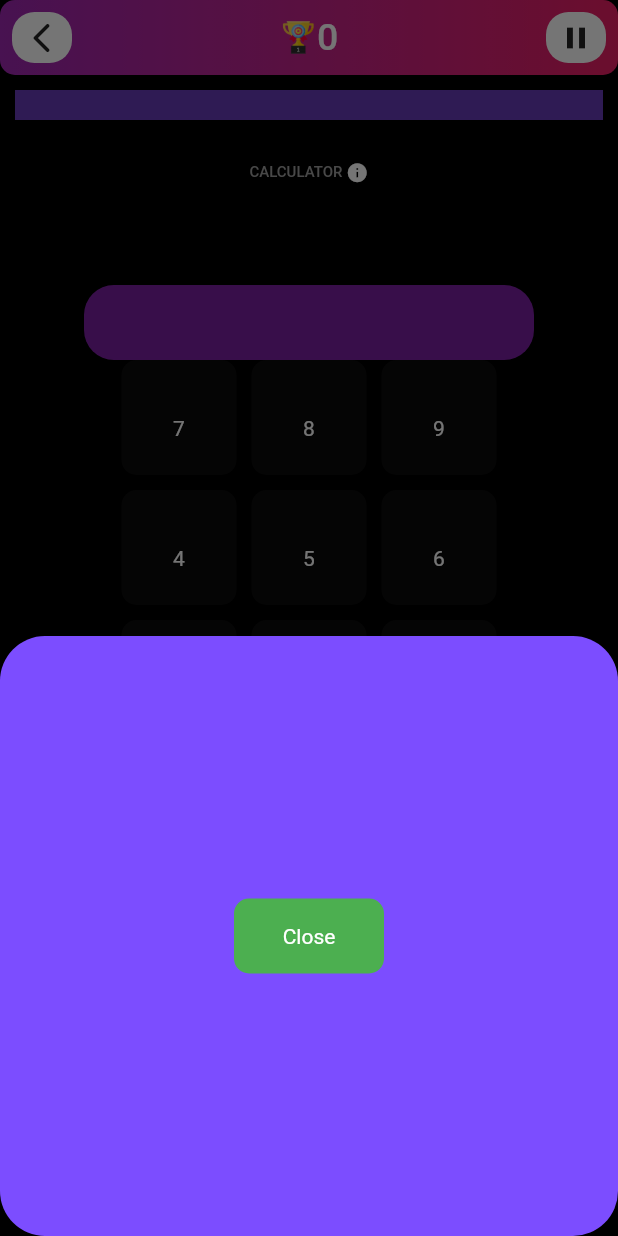
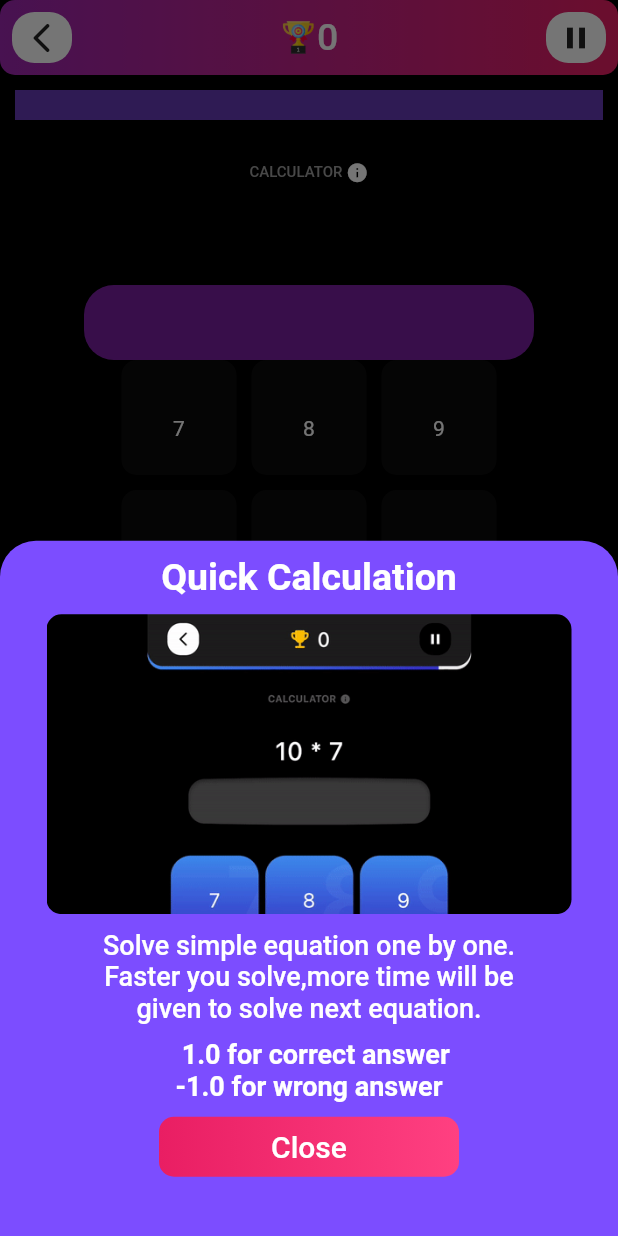
Before and after one commit to imransaglam/mathgameimran, a Flutter app: the CalculatorScreen screen opened directly, after a tap on the "info" icon, on a phone screen of 412 x 824 dp. Run offline on Flutter 3.47's test engine with Material 2 defaults, Android fonts, the phone set to English and light mode, and no system bars; drawn by our look-alikes of percent_indicator.

Commit message:
third commit

```diff
--- a/lib/widgets/calculator_gameover.dart
+++ b/lib/widgets/calculator_gameover.dart
@@ -18,34 +18,65 @@ class _CalculatorGameOverState extends State<CalculatorGameOver> {
       child: Align(
         alignment: Alignment.center,
         child: Container(
-          //alignment: Alignment.center,
-          width: 200,
-          height: 100,
+          width: 230,
+          height: 120,
           decoration: BoxDecoration(
             borderRadius: BorderRadius.circular(10),
-            color: Colors.grey,
+            color: Color.fromARGB(255, 139, 137, 137),
           ),
           child: Column(
             children: [
-              Text("Game Over!!!",style: TextStyle(color: Colors.white),),
-              Text("Your highest score is 0.0",style: TextStyle(color: Colors.white),),
+              Padding(
+                padding: const EdgeInsets.only(top: 10),
+                child: Text("Game Over!!!",style: TextStyle(color: Colors.white,fontSize: 20,fontWeight: FontWeight.w600),),
+              ),
+              Padding(
+              padding: const EdgeInsets.only(top: 10),
+                child: Text("Your highest score is ",style: TextStyle(color: Colors.white,fontSize: 15,fontWeight: FontWeight.w500),),
+              ),
               Row(children: [
-Container(
-                width: 80,
-                height: 30,
+              Padding(
+                padding: const EdgeInsets.only(top: 8,left: 35),
+                child: GestureDetector(
+                  onTap: (() {
+
+                  }),
+                  child: Container(
+                    alignment: Alignment.center,
+                    width: 100,
+                    height: 40,
                     decoration: BoxDecoration(
-                  color: Colors.orange,
+                      borderRadius: BorderRadius.circular(5),
+                      gradient: LinearGradient(colors: [
+                        Colors.deepPurple,
+                        Colors.purple
+                      ])
                     ),
-                child: Text("RESTART",style: TextStyle(color: Colors.white),),
+                    child: Text("RESTART",style: TextStyle(color: Colors.white,fontSize: 18,fontWeight: FontWeight.w500),),
                   ),
-               Container(
+                ),
+              ),
+               Padding(
+              padding: const EdgeInsets.only(top: 8,left: 20),
+                 child: GestureDetector(
+                  onTap: (() {
+
+                  }),
+                   child: Container(
+                    alignment: Alignment.center,
                     width: 50,
-                height: 30,
+                    height: 40,
                     decoration: BoxDecoration(
-                  color: Colors.orange,
+                      borderRadius: BorderRadius.circular(5),
+                      gradient: LinearGradient(colors: [
+                        Colors.deepPurple,
+                        Colors.purple
+                      ])
                     ),
                     child: Container(
-                  child: Text("X",style: TextStyle(color: Colors.white),)),
+                      child: Text("X",style: TextStyle(color: Colors.white,fontSize: 18,fontWeight: FontWeight.w500),)),
+                               ),
+                 ),
                ),
               ],)
 
--- a/lib/widgets/calculator_info.dart
+++ b/lib/widgets/calculator_info.dart
@@ -24,35 +24,67 @@ class _CalculatorInfoState extends State<CalculatorInfo> {
           GestureDetector(
             onTap: () {
               showModalBottomSheet(context: context,
+              backgroundColor: Colors.deepPurpleAccent,
+              shape: RoundedRectangleBorder(
+                borderRadius: BorderRadius.only(
+                  topLeft: Radius.circular(24),
+                  topRight: Radius.circular(24)
+                )
+              ),
+               builder: (BuildContext context) {
+                 return Column(
+                  children: [
+                    Padding(
+                      padding: const EdgeInsets.only(top: 10),
+                      child: Text("Quick Calculation",style: TextStyle(color:Colors.white,fontSize: 25,fontWeight: FontWeight.w600),),
+                    ),
+                    Padding(
+                      padding: const EdgeInsets.only(top: 10),
+                      child: Container(
+                        width: 350,
+                        height: 200,
+                        decoration: BoxDecoration(
+                          borderRadius: BorderRadius.circular(10),
+                          image: DecorationImage(image: AssetImage("assets/images/calculator_intro.gif"),
+                            fit: BoxFit.fill,
+                          )
+                        ),
+                      ),
+                    ),
+                    Padding(
+                      padding: const EdgeInsets.only(top: 10),
+                      child: Text("Solve simple equation one by one.",style: TextStyle(color:Colors.white,fontSize: 18,fontWeight: FontWeight.w500),),
+                    ),
+                    Text("Faster you solve,more time will be",style: TextStyle(color:Colors.white,fontSize: 18,fontWeight: FontWeight.w500),),
+                    Text("given to solve next equation.",style: TextStyle(color:Colors.white,fontSize: 18,fontWeight: FontWeight.w500),),
 
-               builder: (BuildContext context) {
-                 return Container(
-                  color: Colors.black,
-
-                  height: 400,
-                  child: GestureDetector(
+                     Padding(
+                        padding: const EdgeInsets.only(top: 10),
+                       child: Text("  1.0 for correct answer",style: TextStyle(color:Colors.white,fontSize: 18,fontWeight: FontWeight.w600),),
+                     ),
+                     Padding(
+                       padding: const EdgeInsets.only(bottom: 10),
+                       child: Text("-1.0 for wrong answer",style: TextStyle(color:Colors.white,fontSize: 18,fontWeight: FontWeight.w600),),
+                     ),
+                    GestureDetector(
                     onTap: () {
                       Navigator.pop(context);
                     },
-                    child: Container(
-                      decoration: BoxDecoration(
-                        borderRadius: BorderRadius.circular(30),
-                        color: Colors.deepPurpleAccent,
-                      ),
-
-                      width: 50,
-                      height: 50,
                       child: Center(
                         child: Container(
                           alignment: Alignment.center,
-                        width:100,height: 50,
+                        width:200,height: 40,
                       decoration: BoxDecoration(
                         borderRadius: BorderRadius.circular(10),
-                        color: Colors.green,
+                        gradient: LinearGradient(colors: [
+                          Colors.pink,
+                          Colors.pinkAccent
+                        ])
                       ),
-                        child: Text("Close",style: TextStyle(color:Colors.white),))),
+                        child: Text("Close",style: TextStyle(color:Colors.white,fontSize: 20,fontWeight: FontWeight.w500),))),
                     ),
-                  ),
+                  ],
+
                  );
                }
                );
--- a/lib/widgets/calculator_pausegame.dart
+++ b/lib/widgets/calculator_pausegame.dart
@@ -18,33 +18,66 @@ class _CalculatorPauseGameState extends State<CalculatorPauseGame> {
       child: Align(
         alignment: Alignment.center,
         child: Container(
-          width: 250,
-          height: 250,
+           width: 230,
+          height: 120,
           decoration: BoxDecoration(
             borderRadius: BorderRadius.circular(10),
             color: Colors.grey,
           ),
           child: Column(
             children: [
-              Text("Do you want to exit?",style: TextStyle(color: Colors.white),),
+              Padding(
+                padding: const EdgeInsets.only(top: 10),
+                child: Text("Do you want to exit?",style: TextStyle(color: Colors.white,fontSize: 20,fontWeight: FontWeight.w600),),
+              ),
+               Padding(
+                padding: const EdgeInsets.only(top: 10),
+                child: Text("Your score is",style: TextStyle(color: Colors.white,fontSize: 18,fontWeight: FontWeight.w500),),
+              ),
               Row(
                 children: [
-                  Container(
-                width: 80,
-                height: 50,
+                  Padding(
+                padding: const EdgeInsets.only(top: 8,left: 35),
+                child: GestureDetector(
+                  onTap: (() {
+
+                  }),
+                  child: Container(
+                    alignment: Alignment.center,
+                    width: 100,
+                    height: 40,
                     decoration: BoxDecoration(
-                  color: Colors.orange,
+                      borderRadius: BorderRadius.circular(5),
+                      gradient: LinearGradient(colors: [
+                        Colors.deepPurple,
+                        Colors.purple
+                      ])
                     ),
-                child: Text("Cancel",style: TextStyle(color: Colors.white),),
+                    child: Text("CANCEL",style: TextStyle(color: Colors.white,fontSize: 18,fontWeight: FontWeight.w500),),
                   ),
-               Container(
+                ),
+              ),
+               Padding(
+              padding: const EdgeInsets.only(top: 8,left: 20),
+                 child: GestureDetector(
+                  onTap: (() {
+
+                  }),
+                   child: Container(
+                    alignment: Alignment.center,
                     width: 50,
-                height: 50,
+                    height: 40,
                     decoration: BoxDecoration(
-                  color: Colors.orange,
+                      borderRadius: BorderRadius.circular(5),
+                      gradient: LinearGradient(colors: [
+                        Colors.deepPurple,
+                        Colors.purple
+                      ])
                     ),
                     child: Container(
-                  child: Text("Yes",style: TextStyle(color: Colors.white),)),
+                      child: Text("YES",style: TextStyle(color: Colors.white,fontSize: 18,fontWeight: FontWeight.w500),)),
+                               ),
+                 ),
                ),
 
                 ],
```
Also changed, not shown: assets/images/calculator_intro.gif (added). Lines whose indentation alone changed are shown as unchanged.
